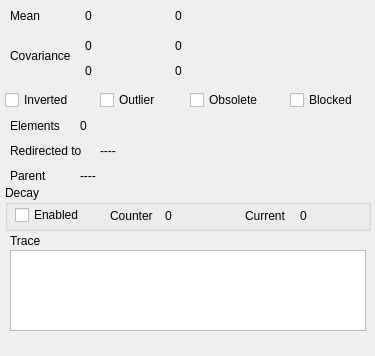
The window that SHCTestingShell/compTooltip.ui (dkrleza/SHC) describes before a commit, drawn with Qt 5.
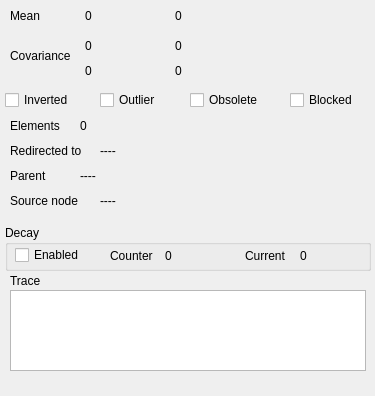
The same window after the commit.

Diff of the .ui file:
```diff
--- a/SHCTestingShell/compTooltip.ui
+++ b/SHCTestingShell/compTooltip.ui
@@ -10,7 +10,7 @@
     <x>0</x>
     <y>0</y>
     <width>375</width>
-    <height>356</height>
+    <height>396</height>
    </rect>
   </property>
   <property name="windowTitle">
@@ -224,7 +224,7 @@
    <property name="geometry">
     <rect>
      <x>5</x>
-     <y>185</y>
+     <y>225</y>
      <width>366</width>
      <height>46</height>
     </rect>
@@ -302,7 +302,7 @@
    <property name="geometry">
     <rect>
      <x>10</x>
-     <y>250</y>
+     <y>290</y>
      <width>356</width>
      <height>81</height>
     </rect>
@@ -312,7 +312,7 @@
    <property name="geometry">
     <rect>
      <x>10</x>
-     <y>230</y>
+     <y>270</y>
      <width>58</width>
      <height>21</height>
     </rect>
@@ -363,6 +363,32 @@
     <string>----</string>
    </property>
   </widget>
+  <widget class="QLabel" name="sourceNode">
+   <property name="geometry">
+    <rect>
+     <x>100</x>
+     <y>190</y>
+     <width>256</width>
+     <height>21</height>
+    </rect>
+   </property>
+   <property name="text">
+    <string>----</string>
+   </property>
+  </widget>
+  <widget class="QLabel" name="l1_10">
+   <property name="geometry">
+    <rect>
+     <x>10</x>
+     <y>190</y>
+     <width>81</width>
+     <height>21</height>
+    </rect>
+   </property>
+   <property name="text">
+    <string>Source node</string>
+   </property>
+  </widget>
  </widget>
  <resources/>
  <connections/>
```
